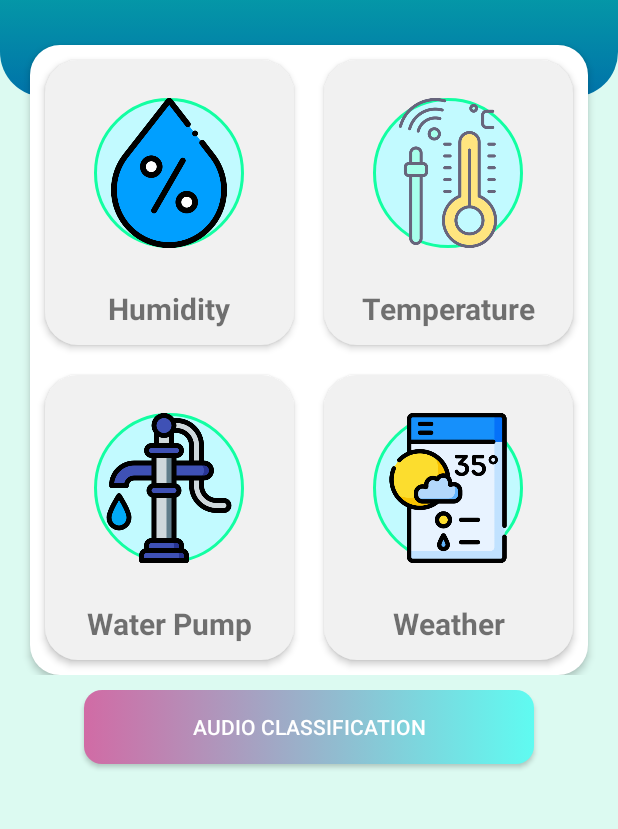
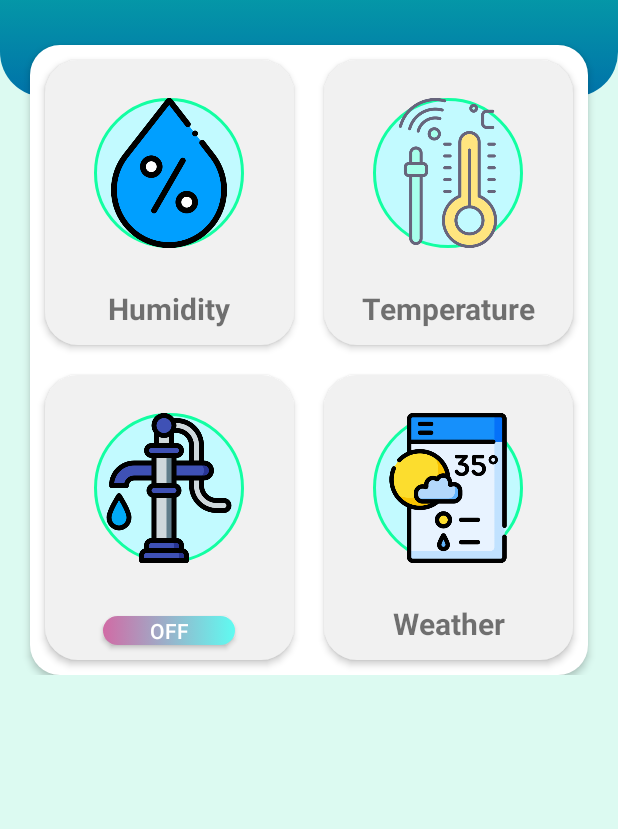
Before and after one commit to ngtri2081/VGU_AIoT, an Android app: the screen it shows after launch (MainActivity), on a phone screen of 412 x 824 dp, the part 278-1107 px from its top. Run offline under Robolectric (Android 15) with nearby library versions, the phone set to English and light mode, and no system bars; libraries missing offline, so code that uses them is left out: org.eclipse.paho; 9 statements that could not run were skipped.

Commit message:
Update Water Pump Button and Weather Forecast API

```diff
--- a/IoT_Dashboard/app/build.gradle
+++ b/IoT_Dashboard/app/build.gradle
@@ -43,6 +43,7 @@ dependencies {
     implementation 'com.squareup.okhttp3:okhttp:3.10.0'
 
 
+
     testImplementation 'junit:junit:4.13.2'
     androidTestImplementation 'androidx.test.ext:junit:1.1.3'
     androidTestImplementation 'androidx.test.espresso:espresso-core:3.4.0'
--- a/IoT_Dashboard/app/src/main/AndroidManifest.xml
+++ b/IoT_Dashboard/app/src/main/AndroidManifest.xml
@@ -2,10 +2,9 @@
 <manifest xmlns:android="http://schemas.android.com/apk/res/android"
     xmlns:tools="http://schemas.android.com/tools">
 
-    <uses-permission android:name="android.permission.RECORD_AUDIO" />
+    <uses-permission android:name="android.permission.READ_EXTERNAL_STORAGE" />
     <uses-permission android:name="android.permission.WAKE_LOCK" />
     <uses-permission android:name="android.permission.INTERNET" />
-    <uses-permission android:name="android.permission.CHANGE_WIFI_STATE" />
     <uses-permission android:name="android.permission.ACCESS_NETWORK_STATE" />
     <uses-permission android:name="android.permission.ACCESS_WIFI_STATE" />
     <uses-permission android:name="android.permission.ACCESS_COARSE_LOCATION" />
--- a/IoT_Dashboard/app/src/main/assets/audio_model/labels.txt
+++ /dev/null
@@ -1,3 +0,0 @@
-0 Background Noise
-1 OFF
-2 ON
--- a/IoT_Dashboard/app/src/main/java/vgu/aiot/group_anchay/iotdashboard/MQTTHelper.java
+++ b/IoT_Dashboard/app/src/main/java/vgu/aiot/group_anchay/iotdashboard/MQTTHelper.java
@@ -21,9 +21,9 @@ public class MQTTHelper {
     public final String[] arrayTopics = {"VGU_RTOS_Group11/feeds/vision-detector",
                                          "VGU_RTOS_Group11/feeds/humidity",
                                          "VGU_RTOS_Group11/feeds/temperature",
-                                         "VGU_RTOS_Group11/feeds/voice-command"};
+                                         "VGU_RTOS_Group11/feeds/water-pump"};
 
-    final String clientId = "12315";
+    final String clientId = "23155";
     final String username = "VGU_RTOS_Group11";
     final String password = "aio_idZr18DbedLdzNNQsjk0zAw45HrO";
 
--- a/IoT_Dashboard/app/src/main/java/vgu/aiot/group_anchay/iotdashboard/MainActivity.java
+++ b/IoT_Dashboard/app/src/main/java/vgu/aiot/group_anchay/iotdashboard/MainActivity.java
@@ -6,32 +6,157 @@ import androidx.appcompat.app.AppCompatActivity;
 import android.content.Intent;
 import android.os.Bundle;
 import android.util.Log;
+import android.widget.CompoundButton;
 import android.widget.ImageButton;
 import android.widget.TextView;
+import android.widget.ToggleButton;
 
 import org.eclipse.paho.client.mqttv3.IMqttDeliveryToken;
 import org.eclipse.paho.client.mqttv3.MqttCallbackExtended;
 import org.eclipse.paho.client.mqttv3.MqttMessage;
+import org.json.JSONArray;
+import org.json.JSONException;
+import org.json.JSONObject;
 
 import java.io.IOException;
+import java.util.ArrayList;
+import java.util.Calendar;
 import java.util.HashMap;
 import java.util.Map;
 
 import okhttp3.Call;
 import okhttp3.Callback;
+import okhttp3.FormBody;
 import okhttp3.OkHttpClient;
 import okhttp3.Request;
+import okhttp3.RequestBody;
 import okhttp3.Response;
 
 public class MainActivity extends AppCompatActivity{
     MQTTHelper mqttHelper;
+    ToggleButton waterPumpButton;
     ImageButton myImageButton;
-    TextView txtTemperature, txtHumidity, txtAudio;
-    Map<String, String> dictionary = new HashMap<>();
+    TextView txtTemperature, txtHumidity;
+    static Calendar calendar = Calendar.getInstance();
+    static Map<String, String> dictionary = new HashMap<>();
+    static String url = "https://io.adafruit.com/api/v2/VGU_RTOS_Group11/feeds/";
+    static String weatherUrl = "https://weather.visualcrossing.com/VisualCrossingWebServices/rest/services/timeline/Thu%20Dau%20Mot/next7days?unitGroup=metric&elements=description&include=days&key=HJTDNTULRSEBHCC3BF2U54LV9&contentType=json";
+
+    @Override
+    protected void onCreate(Bundle savedInstanceState) {
+        super.onCreate(savedInstanceState);
+        setContentView(R.layout.activity_main);
+        try {
+            startMQTT();
+        } catch (Exception exception) {
+            exception.printStackTrace();
+        }
+
+        txtTemperature = findViewById(R.id.temperatureText);
+        txtHumidity = findViewById(R.id.humidityText);
+        myImageButton = findViewById(R.id.weatherImage);
+        waterPumpButton = findViewById(R.id.waterPumpStatus);
+
+        dictionary.put("humidity", "%");
+        dictionary.put("temperature", " degree C");
+        dictionary.put("water-pump", "");
+
+        getInitialData("temperature", txtTemperature);
+        getInitialData("humidity", txtHumidity);
+        getInitialData("water-pump", waterPumpButton);
+
+        ArrayList<Weather> weatherArrayList = requestWeatherForecast();
+
+        myImageButton.setOnClickListener(v -> {
+            Intent intentLoadNewActivity = new Intent(MainActivity.this, NewActivity.class);
+            intentLoadNewActivity.putExtra("weatherArray", weatherArrayList);
+            startActivity(intentLoadNewActivity);
+        });
+
+        waterPumpButton.setOnCheckedChangeListener((buttonView, isChecked) -> {
+            sendPostRequest(isChecked, "water-pump");
+        });
+    }
+
+    public void startMQTT(){
+        mqttHelper = new MQTTHelper(this);
+        mqttHelper.setCallback(new MqttCallbackExtended() {
+            @Override
+            public void connectComplete(boolean reconnect, String serverURI) {
+
+            }
+
+            @Override
+            public void connectionLost(Throwable cause) {
+
+            }
+
+            @Override
+            public void messageArrived(String topic, MqttMessage message) {
+                Log.d("TEST", topic + " *** " + message.toString());
+                if (topic.contains("humidity")){
+                    txtHumidity.setText(message + "%");
+                } else if (topic.contains("temperature")){
+                    txtTemperature.setText(message + " degree C");
+                } else if (topic.contains("water-pump")){
+                    waterPumpButton.setText(message.toString());
+                }
+            }
+
+            @Override
+            public void deliveryComplete(IMqttDeliveryToken token) {
+
+            }
+        });
+    }
+
+    private static ArrayList<Weather> requestWeatherForecast() {
+        OkHttpClient client = new OkHttpClient();
+
+        Request request = new Request.Builder()
+                .url(weatherUrl)
+                .build();
+
+        int dayOfWeek = calendar.get(Calendar.DAY_OF_WEEK);
+
+        ArrayList<Weather> arr = new ArrayList<>();
+
+        client.newCall(request).enqueue(new Callback() {
+            @Override
+            public void onFailure(@NonNull Call call, @NonNull IOException e) {
+                System.out.println("----ERROR ON REQUESTING WEATHER FORECAST IN 7 DAYS----");
+                e.printStackTrace();
+            }
+
+            @Override
+            public void onResponse(@NonNull Call call, @NonNull Response response) throws IOException {
+                if (response.isSuccessful()) {
+                    assert response.body() != null;
+                    String myResponse = response.body().string();
+                    try {
+                        JSONObject dataJSON = new JSONObject(myResponse);
+                        JSONArray dataJSONArray = dataJSON.getJSONArray("days");
+                        for (int i = 0; i < dataJSONArray.length(); i++) {
+                            JSONObject day = dataJSONArray.getJSONObject(i);
+                            // Do something with the element
+                            Object description = day.get("description");
+                            int currentDate = dayOfWeek + i;
+                            System.out.println("----DAY " + currentDate + ": " + description);
+                            arr.add(new Weather(currentDate, description.toString()));
+                        }
+                        System.out.println("----UPDATE WEATHER SUCCESSFULLY----");
+                    } catch (JSONException e) {
+                        System.out.println("----ERROR WHEN TRANSFORMING DATA STRING TO JSON----");
+                        e.printStackTrace();
+                    }
+                }
+            }
+        });
+        return arr;
+    }
 
     private void getInitialData(String feedKey, TextView textView) {
         OkHttpClient client = new OkHttpClient();
-        String url = "https://io.adafruit.com/api/v2/VGU_RTOS_Group11/feeds/";
         String post = dictionary.get(feedKey);
 
         Request request = new Request.Builder()
@@ -60,65 +185,33 @@ public class MainActivity extends AppCompatActivity{
         });
     }
 
-    @Override
-    protected void onCreate(Bundle savedInstanceState) {
-        super.onCreate(savedInstanceState);
-        setContentView(R.layout.activity_main);
-        try{
-            startMQTT();
-        } catch (Exception exception){
-            exception.printStackTrace();
-        }
-
-        txtTemperature = findViewById(R.id.temperatureText);
-        txtHumidity = findViewById(R.id.humidityText);
-        txtAudio = findViewById(R.id.waterPump);
-        myImageButton = findViewById(R.id.weatherImage);
-
-        myImageButton.setOnClickListener(v -> {
-            Intent intentLoadNewActivity = new Intent(MainActivity.this, NewActivity.class);
-            startActivity(intentLoadNewActivity);
-       });
-
-        dictionary.put("humidity", "%");
-        dictionary.put("temperature", " degree C");
-        dictionary.put("voice-command", "");
-
-        getInitialData("temperature", txtTemperature);
-        getInitialData("humidity", txtHumidity);
-        getInitialData("voice-command", txtAudio);
-    }
-
-
-    public void startMQTT(){
-        mqttHelper = new MQTTHelper(this);
-        mqttHelper.setCallback(new MqttCallbackExtended() {
+    private void sendPostRequest(boolean isChecked, String feedKey) {
+        OkHttpClient client = new OkHttpClient();
+        // Create the request body
+        String data = isChecked ? "OFF" : "ON";
+        RequestBody requestBody = new FormBody.Builder()
+                .add("X-AIO-Key", "aio_idZr18DbedLdzNNQsjk0zAw45HrO")  // Add your Adafruit API key
+                .add("value", data)  // Add any other data you want to send to the Adafruit API
+                .build();
+        // Create the request
+        Request request = new Request.Builder()
+                .url(url + feedKey + "/data")  // Set the URL of the Adafruit API endpoint
+                .post(requestBody)  // Set the request method to POST and the request body
+                .build();
+        client.newCall(request).enqueue(new Callback() {
             @Override
-            public void connectComplete(boolean reconnect, String serverURI) {
-
+            public void onFailure(@NonNull Call call, @NonNull IOException e) {
+                System.out.println("----ERROR ON SENDING DATA TO " + feedKey + "----");
+                e.printStackTrace();
             }
 
             @Override
-            public void connectionLost(Throwable cause) {
-
-            }
-
-            @Override
-            public void messageArrived(String topic, MqttMessage message) {
-                Log.d("TEST", topic + " *** " + message.toString());
-                if (topic.contains("humidity")){
-                    txtHumidity.setText(message + "%");
-                } else if (topic.contains("temperature")){
-                    txtTemperature.setText(message + " degree C");
-                } else if (topic.contains("voice-command")){
-                    txtAudio.setText(message.toString());
+            public void onResponse(@NonNull Call call, @NonNull Response response) {
+                if (response.isSuccessful()) {
+                    System.out.println("----DATA SENT SUCCESSFULLY----");
                 }
-            }
-
-            @Override
-            public void deliveryComplete(IMqttDeliveryToken token) {
-
             }
         });
     }
+
 }
--- a/IoT_Dashboard/app/src/main/res/layout/activity_main.xml
+++ b/IoT_Dashboard/app/src/main/res/layout/activity_main.xml
@@ -189,15 +189,17 @@
 
                                 </androidx.constraintlayout.widget.ConstraintLayout>
 
-                                <TextView
-                                    android:id="@+id/waterPump"
-                                    android:layout_width="match_parent"
+                                <ToggleButton
+                                    android:id="@+id/waterPumpStatus"
+                                    android:layout_width="wrap_content"
                                     android:layout_height="wrap_content"
-                                    android:layout_margin="1dp"
-                                    android:text="@string/water_pump"
-                                    android:textAlignment="center"
-                                    android:textSize="20sp"
-                                    android:textStyle="bold" />
+                                    android:layout_gravity="center_horizontal"
+                                    android:layout_margin="10dp"
+                                    android:background="@drawable/dashboard_button"
+                                    android:text="@string/water_pump_status"
+                                    android:textColor="@color/white"
+                                    android:textOff="@string/off"
+                                    android:textOn="@string/on" />
                             </LinearLayout>
 
                             <LinearLayout
@@ -243,15 +245,6 @@
 
             </androidx.constraintlayout.widget.ConstraintLayout>
 
-            <Button
-                android:id="@+id/button3"
-                android:layout_width="300dp"
-                android:layout_height="49dp"
-                android:layout_gravity="center_horizontal"
-                android:layout_margin="10dp"
-                android:background="@drawable/dashboard_button"
-                android:text="Audio Classification"
-                android:textColor="@color/white" />
         </LinearLayout>
     </ScrollView>
 </androidx.constraintlayout.widget.ConstraintLayout>
--- a/IoT_Dashboard/app/src/main/res/values/strings.xml
+++ b/IoT_Dashboard/app/src/main/res/values/strings.xml
@@ -1,5 +1,5 @@
 <resources>
-    <string name="app_name">BasicUiDashboard</string>
+    <string name="app_name">Smart Agriculture</string>
     <string name="start_recording">Start recording</string>
     <string name="stop_recording">Stop recording</string>
     <string name="specs">Specs</string>
@@ -9,4 +9,7 @@
     <string name="weather">Weather</string>
     <string name="description">description</string>
     <string name="day">day</string>
+    <string name="water_pump_status">Water Pump Status</string>
+    <string name="off">Off</string>
+    <string name="on">On</string>
 </resources>
```
Also changed, not shown: IoT_Dashboard/app/src/main/java/vgu/aiot/group_anchay/iotdashboard/NewActivity.java (+11 -15 lines), IoT_Dashboard/app/src/main/java/vgu/aiot/group_anchay/iotdashboard/Weather.java (+10 -1 lines).
